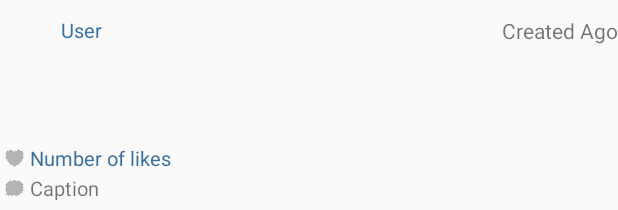
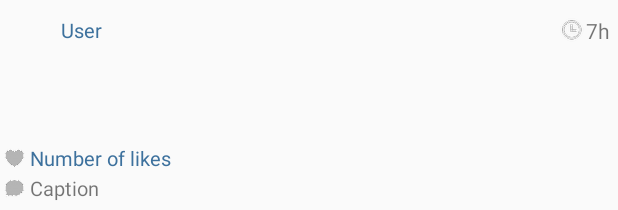
Before and after one commit to zackhsi/Codepath-InstagramClient, an Android app: the layout item_photo.xml on its own in the app's theme, with its tools: preview values and no code run, on a phone screen of 412 x 824 dp. Shown: the top 210 px of the screen. Run offline under Robolectric (Android 15) with nearby library versions, the phone set to English and light mode, and no system bars.

Commit message:
Set relative timestamp

```diff
--- a/app/src/main/java/com/zackhsi/instagramclient/InstagramPhotosAdapter.java
+++ b/app/src/main/java/com/zackhsi/instagramclient/InstagramPhotosAdapter.java
@@ -2,6 +2,7 @@ package com.zackhsi.instagramclient;
 
 import android.content.Context;
 import android.text.Html;
+import android.text.format.DateUtils;
 import android.view.LayoutInflater;
 import android.view.View;
 import android.view.ViewGroup;
@@ -34,6 +35,7 @@ public class InstagramPhotosAdapter extends ArrayAdapter<InstagramPhoto> {
         TextView tvCaption = (TextView) convertView.findViewById(R.id.tvCaption);
         ImageView ivPhoto = (ImageView) convertView.findViewById(R.id.ivPhoto);
         TextView tvLikes = (TextView) convertView.findViewById(R.id.tvLikes);
+        TextView tvCreatedAgo = (TextView) convertView.findViewById(R.id.tvCreatedAgo);
 
         ivAvatar.setImageResource(0);
         Picasso.with(getContext()).load(photo.userImageUrl).resize(75, 75).into(ivAvatar);
@@ -42,6 +44,7 @@ public class InstagramPhotosAdapter extends ArrayAdapter<InstagramPhoto> {
         ivPhoto.setImageResource(0);
         Picasso.with(getContext()).load(photo.imageUrl).into(ivPhoto);
         tvLikes.setText(photo.likesCount + " likes");
+        tvCreatedAgo.setText(DateUtils.getRelativeTimeSpanString(photo.createdAt * DateUtils.SECOND_IN_MILLIS, System.currentTimeMillis(), DateUtils.SECOND_IN_MILLIS));
 
         return convertView;
     }
--- a/app/src/main/res/layout/item_photo.xml
+++ b/app/src/main/res/layout/item_photo.xml
@@ -35,14 +35,17 @@
         android:layout_height="wrap_content"
         android:layout_alignTop="@+id/llUser"
         android:layout_alignBottom="@+id/llUser"
-        android:layout_alignParentRight="true">
+        android:layout_alignParentRight="true"
+        android:layout_marginRight="5dp">
 
         <TextView
             android:layout_width="wrap_content"
             android:layout_height="wrap_content"
-            android:id="@+id/createdAgo"
+            android:id="@+id/tvCreatedAgo"
             android:layout_gravity="center_vertical|right"
-            android:text="Created Ago"/></FrameLayout>
+            android:text="7h"
+            android:drawableLeft="@drawable/clock"
+            android:drawablePadding="1dp" /></FrameLayout>
 
     <ImageView
         android:layout_width="match_parent"
```
Also changed, not shown: app/src/main/res/drawable-hdpi/clock.png (added), app/src/main/res/drawable-ldpi/clock.png (added), app/src/main/res/drawable-mdpi/clock.png (added), app/src/main/res/drawable-xhdpi/clock.png (added), app/src/main/res/drawable-xxhdpi/clock.png (added).
